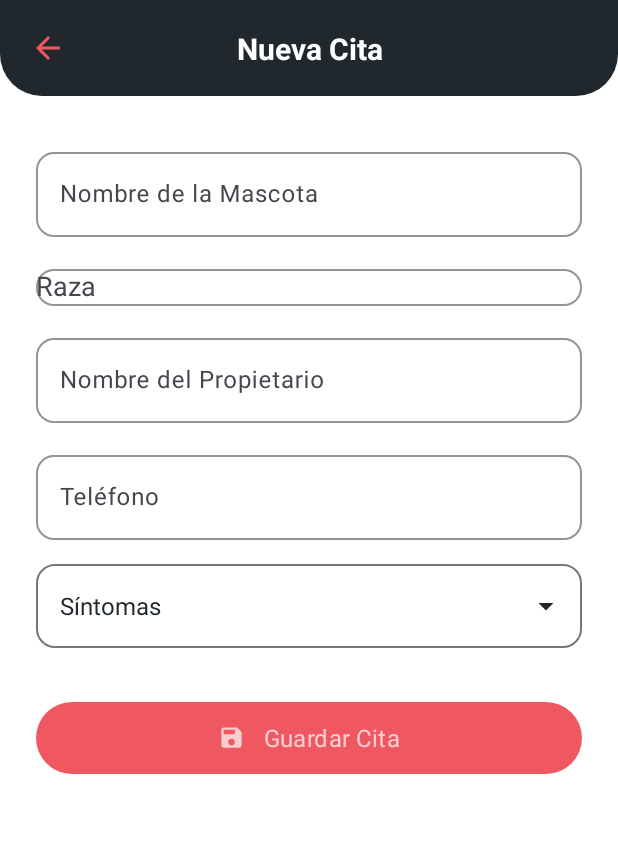
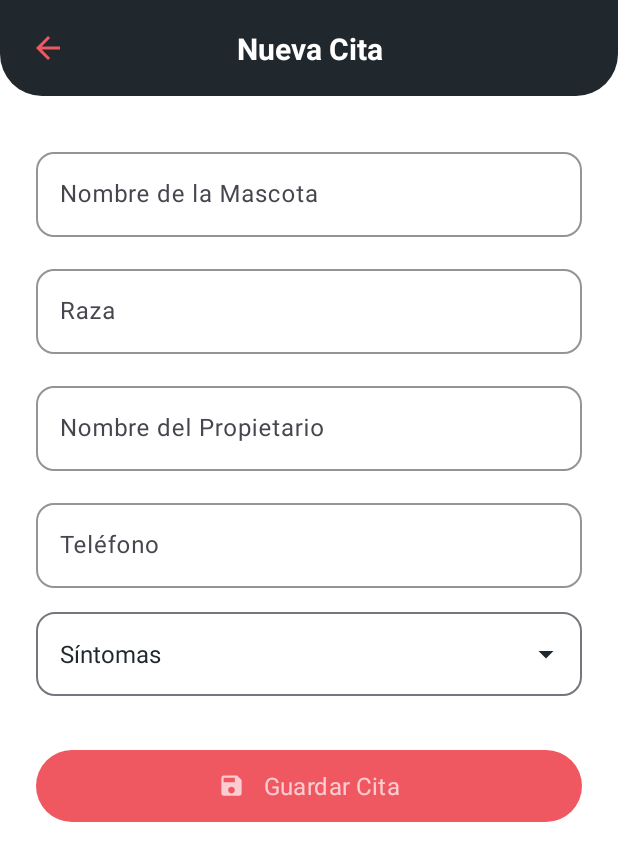
Before and after one commit to ScarlettZue/equipoCuatro, an Android app: the AddAppointmentFragment screen opened through its navigation route, on a phone screen of 412 x 824 dp. Shown: the top 861 px of the screen. Run offline under Robolectric (Android 15) with nearby library versions, the phone set to English and light mode, and no system bars; our stand-ins replace Room's generated code, data binding.

Commit message:
fix(nueva-cita): corregir estilo visual del campo Raza

```diff
--- a/app/src/main/res/layout/fragment_add_appointment.xml
+++ b/app/src/main/res/layout/fragment_add_appointment.xml
@@ -99,6 +99,7 @@
 
                     <com.google.android.material.textfield.MaterialAutoCompleteTextView
                         android:id="@+id/actvBreed"
+                        style="@style/Widget.Material3.AutoCompleteTextView.OutlinedBox"
                         android:layout_width="match_parent"
                         android:layout_height="wrap_content"
                         android:completionThreshold="2"
```
